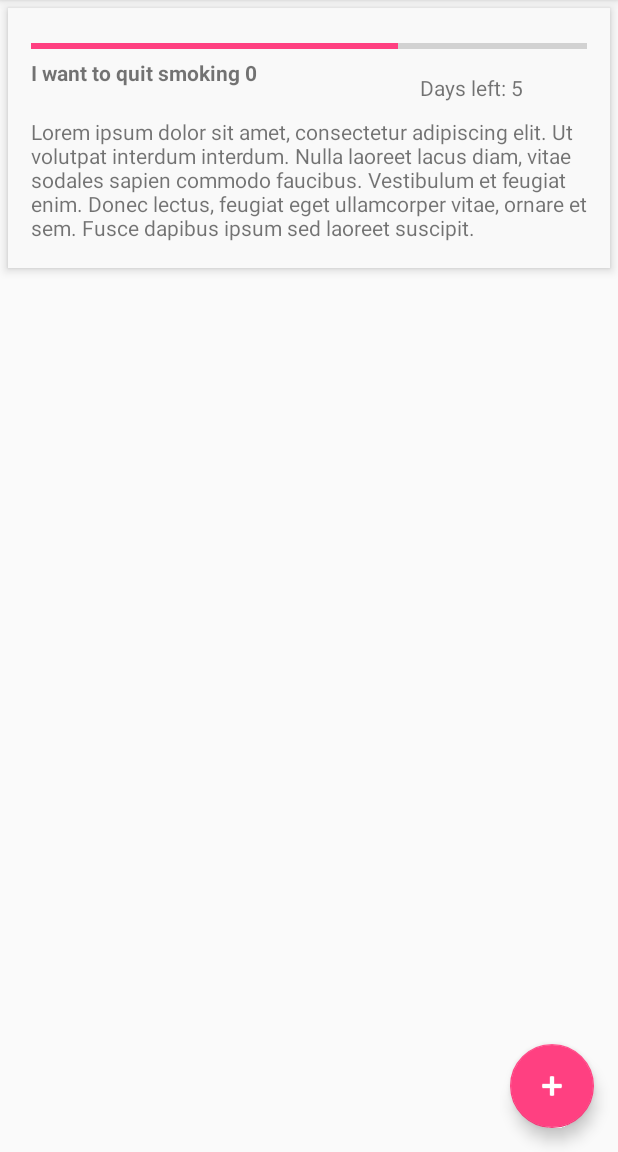
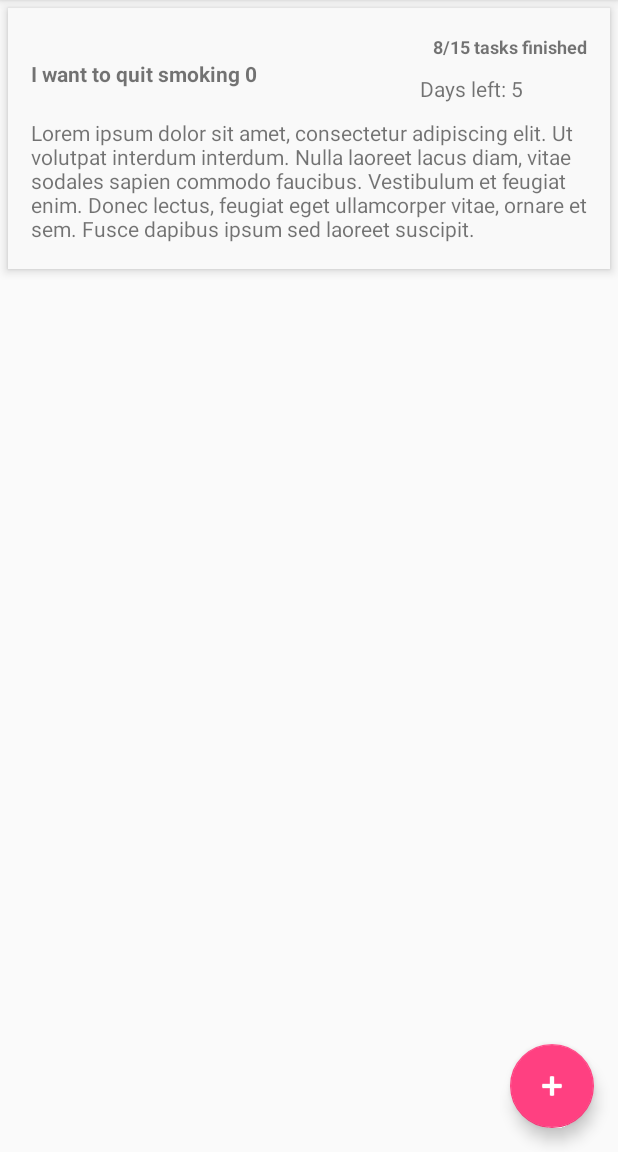
Before and after one commit to NikolaNikushev/Motti, an Android app: the GoalsActivity screen opened directly, with no data from a screen before it, on a phone screen of 412 x 824 dp, the part 84-1236 px from its top. Run offline under Robolectric (Android 15) with nearby library versions, the phone set to English and light mode, and no system bars; network calls fail.

Commit message:
SubGoal Activity

```diff
--- a/Android/MotivationApp/app/src/main/AndroidManifest.xml
+++ b/Android/MotivationApp/app/src/main/AndroidManifest.xml
@@ -9,7 +9,7 @@
         android:supportsRtl="true"
         android:theme="@style/AppTheme">
         <activity
-            android:name=".Home"
+            android:name=".GoalsActivity"
             android:label="@string/app_name"></activity>
 
         <activity android:name=".Login">
@@ -24,7 +24,7 @@
             android:name=".Spinner"
             android:label="@string/title_activity_spinner"
             android:theme="@style/AppTheme.NoActionBar"></activity>
-        <activity android:name=".GoalActivity" />
+        <activity android:name=".SubGoalActivity" />
    </application>
 
 </manifest>
--- a/Android/MotivationApp/app/src/main/java/com/orbit/motti/Goal.java
+++ b/Android/MotivationApp/app/src/main/java/com/orbit/motti/Goal.java
@@ -34,7 +34,8 @@ public class Goal implements Parcelable {
         goalPeriod = in.readInt();
         goalTitle = in.readString();
         goalDescription = in.readString();
-        subGoals = in.createTypedArrayList(SubGoal.CREATOR);
+        subGoals = new ArrayList<>();
+        in.readList(subGoals, SubGoal.class.getClassLoader());
     }
 
     public static final Creator<Goal> CREATOR = new Creator<Goal>() {
@@ -49,14 +50,14 @@ public class Goal implements Parcelable {
         }
     };
 
-    public int getGoalProgress() {
+    public String getGoalProgress() {
         int nrOfTaskFinished = 0;
         for (SubGoal sb : subGoals) {
             if (sb.isFinished()) {
                 nrOfTaskFinished++;
             }
         }
-        return nrOfTaskFinished * 100 / subGoals.size();
+        return String.format("%d/%d tasks finished", nrOfTaskFinished, subGoals.size());
     }
 
     public void addSubGoal(SubGoal subGoal) {
@@ -99,6 +100,6 @@ public class Goal implements Parcelable {
         dest.writeInt(goalPeriod);
         dest.writeString(goalTitle);
         dest.writeString(goalDescription);
-        dest.writeParcelableArray(subGoals.toArray(new SubGoal[subGoals.size()]), flags);
+        dest.writeList(subGoals);
     }
 }
--- a/Android/MotivationApp/app/src/main/java/com/orbit/motti/GoalAdapter.java
+++ b/Android/MotivationApp/app/src/main/java/com/orbit/motti/GoalAdapter.java
@@ -2,23 +2,13 @@ package com.orbit.motti;
 
 import android.content.Context;
 import android.content.Intent;
-import android.graphics.AvoidXfermode;
 import android.graphics.Color;
-import android.graphics.ColorFilter;
-import android.graphics.ColorMatrixColorFilter;
-import android.graphics.PorterDuff;
-import android.graphics.PorterDuffColorFilter;
-import android.support.v7.app.AlertDialog;
 import android.support.v7.widget.CardView;
-import android.support.v7.widget.LinearLayoutManager;
 import android.support.v7.widget.RecyclerView;
-import android.view.Display;
 import android.view.LayoutInflater;
 import android.view.View;
 import android.view.ViewGroup;
-import android.widget.ProgressBar;
 import android.widget.TextView;
-import android.widget.Toast;
 
 
 import java.util.List;
@@ -71,7 +61,7 @@ public class GoalAdapter extends RecyclerView.Adapter<GoalAdapter.GoalViewHolder
         private TextView goalTitleTextView;
         private Goal goal;
         private CardView contentWrapper;
-        private ProgressBar goalProgressBar;
+        private TextView goalProgressTextView;
         private TextView goalDescriptionTextView;
         private TextView goalPeriodLeftTextView;
 
@@ -79,11 +69,11 @@ public class GoalAdapter extends RecyclerView.Adapter<GoalAdapter.GoalViewHolder
             super(itemView);
             contentWrapper = (CardView) itemView.findViewById(R.id.content_wrapper);
             contentWrapper.setOnClickListener(this);
-            contentWrapper.setBackgroundColor(Color.rgb(249,249,249));
-            goalProgressBar=(ProgressBar)itemView.findViewById(R.id.goal_progress_bar);
+            contentWrapper.setBackgroundColor(Color.rgb(249, 249, 249));
             goalTitleTextView = (TextView) itemView.findViewById(R.id.goal_title_text_view);
             goalDescriptionTextView = (TextView) itemView.findViewById(R.id.goal_description_text_view);
             goalPeriodLeftTextView = (TextView) itemView.findViewById(R.id.goal_period_text_view);
+            goalProgressTextView=(TextView)itemView.findViewById(R.id.progress_goal_text_view);
         }
 
         public void bindGoal(Goal pGoal) {
@@ -91,21 +81,15 @@ public class GoalAdapter extends RecyclerView.Adapter<GoalAdapter.GoalViewHolder
             goalTitleTextView.setText(goal.getGoalTitle());
             goalDescriptionTextView.setText(goal.getGoalDescription());
             goalPeriodLeftTextView.setText("Days left: " + goal.getGoalPeriod());
+            goalProgressTextView.setText(goal.getGoalProgress());
 
-            if (goal.getGoalProgress() == 100) {
-                PorterDuffColorFilter colorFilter = new PorterDuffColorFilter(Color.GREEN, PorterDuff.Mode.MULTIPLY);
-                goalProgressBar.getIndeterminateDrawable().setColorFilter(colorFilter);
-            } else {
-                PorterDuffColorFilter colorFilter = new PorterDuffColorFilter(Color.RED, PorterDuff.Mode.MULTIPLY   );
-                goalProgressBar.getIndeterminateDrawable().setColorFilter(colorFilter);
-            }
-            goalProgressBar.setProgress(goal.getGoalProgress());
+
         }
 
         @Override
         public void onClick(View v) {
             Goal g = getGoal(getAdapterPosition());
-            Intent intent = GoalActivity.getIntent(context, g);
+            Intent intent = SubGoalActivity.getIntent(context, g);
             context.startActivity(intent);
         }
     }
--- a/Android/MotivationApp/app/src/main/java/com/orbit/motti/Home.java
+++ b/Android/MotivationApp/app/src/main/java/com/orbit/motti/GoalsActivity.java
@@ -23,7 +23,7 @@ import java.io.InvalidClassException;
 import java.util.ArrayList;
 import java.util.List;
 
-public class Home extends AppCompatActivity {
+public class GoalsActivity extends AppCompatActivity {
     private int lastDeletedPosition = -1;
     private Goal lastDeletedGoal;
     private RecyclerView mRecyclerView;
@@ -31,6 +31,7 @@ public class Home extends AppCompatActivity {
     private TextView firstTimeTextView;
     private GoalAdapter goalSwipeAdapter;
     public static Profile p;
+
     @Override
     protected void onCreate(Bundle savedInstanceState) {
 
@@ -204,15 +205,11 @@ public class Home extends AppCompatActivity {
     private void fillGoals() {
         for (int i = 0; i < 15; i++) {
             Goal g = new Goal("I want to quit smoking " + i, getFillerText(), 4, 5);
-            SubGoal sg = new SubGoal("I want to not go out this Friday", 3);
-            sg.setIsFinished(true);
-            SubGoal sg1 = new SubGoal("I want to not go out this Friday", 3);
-            sg1.setIsFinished(true);
-            SubGoal sg2 = new SubGoal("I want to not go out this Friday", 3);
-            sg2.setIsFinished(false);
-            g.addSubGoal(sg);
-            g.addSubGoal(sg1);
-            g.addSubGoal(sg2);
+            for (int y = 0; y < 15; y++) {
+                SubGoal sg = new SubGoal("I want to smoke only 1 cigarrete today", 4);
+                sg.setIsFinished(y % 2 == 0);
+                g.addSubGoal(sg);
+            }
             goals.add(g);
         }
     }
--- a/Android/MotivationApp/app/src/main/java/com/orbit/motti/Login.java
+++ b/Android/MotivationApp/app/src/main/java/com/orbit/motti/Login.java
@@ -31,11 +31,11 @@ public class Login extends AppCompatActivity {
             @Override
             public void onClick(View v) {
 
-                Intent i = new Intent(getApplicationContext(), Home.class);
+                Intent i = new Intent(getApplicationContext(), GoalsActivity.class);
                 startActivity(i);
 
                 Profile p = new Profile(((EditText) findViewById(R.id.login_edit_text)).getText().toString());
-                Home.p = p;
+                GoalsActivity.p = p;
                 try {
                     p.loadFromDatabase();
                     Intent in = new Intent(getApplicationContext(), Spinner.class);
--- a/Android/MotivationApp/app/src/main/java/com/orbit/motti/SubGoal.java
+++ b/Android/MotivationApp/app/src/main/java/com/orbit/motti/SubGoal.java
@@ -8,20 +8,20 @@ import android.os.Parcelable;
  */
 public class SubGoal implements Parcelable {
 
-    private final String subGoalTitle;
-    private final int subGoalTimePeriod;
+    private  String subGoalTitle;
+    private int subGoalTimePeriod;
     private boolean isFinished;
 
     public SubGoal(String goalTitle, int subGoalTimePeriod) {
+        this.subGoalTimePeriod = subGoalTimePeriod;
         this.subGoalTitle = goalTitle;
         this.isFinished = false;
-        this.subGoalTimePeriod = subGoalTimePeriod;
     }
 
 
     protected SubGoal(Parcel in) {
+        subGoalTimePeriod = in.readInt();
         subGoalTitle = in.readString();
-        subGoalTimePeriod = in.readInt();
         isFinished = in.readByte() != 0;
     }
 
@@ -60,8 +60,8 @@ public class SubGoal implements Parcelable {
 
     @Override
     public void writeToParcel(Parcel dest, int flags) {
+        dest.writeInt(subGoalTimePeriod);
         dest.writeString(subGoalTitle);
-        dest.writeInt(subGoalTimePeriod);
         dest.writeByte((byte) (isFinished ? 1 : 0));
     }
 }
--- a/Android/MotivationApp/app/src/main/res/layout/activity_home.xml
+++ b/Android/MotivationApp/app/src/main/res/layout/activity_home.xml
@@ -5,7 +5,7 @@
     android:layout_width="match_parent"
     android:layout_height="match_parent"
     android:fitsSystemWindows="true"
-    tools:context="com.orbit.motti.Home">
+    tools:context="com.orbit.motti.GoalsActivity">
 
     <include layout="@layout/content_home" />
 
--- a/Android/MotivationApp/app/src/main/res/layout/goal_content_holder.xml
+++ b/Android/MotivationApp/app/src/main/res/layout/goal_content_holder.xml
@@ -21,11 +21,14 @@
             android:layout_width="match_parent"
             android:layout_height="match_parent"
             android:orientation="vertical">
-            <ProgressBar
-                android:id="@+id/goal_progress_bar"
-                style="@style/Widget.AppCompat.ProgressBar.Horizontal"
-                android:layout_width="match_parent"
-                android:layout_height="wrap_content"/>
+           <TextView
+               android:layout_width="wrap_content"
+               android:layout_height="wrap_content"
+             android:id="@+id/progress_goal_text_view"
+               android:textSize="12sp"
+               android:textAppearance="?android:attr/textAppearanceSmall"
+               android:textStyle="bold"
+               android:layout_gravity="right"/>
             <LinearLayout
                 android:layout_width="match_parent"
                 android:layout_height="wrap_content"
@@ -55,6 +58,4 @@
              </LinearLayout>
         </LinearLayout>
     </android.support.v7.widget.CardView>
-
-
 </LinearLayout>
--- a/Android/MotivationApp/app/src/main/res/menu/menu_home.xml
+++ b/Android/MotivationApp/app/src/main/res/menu/menu_home.xml
@@ -1,7 +1,7 @@
 <menu xmlns:android="http://schemas.android.com/apk/res/android"
     xmlns:app="http://schemas.android.com/apk/res-auto"
     xmlns:tools="http://schemas.android.com/tools"
-    tools:context="com.orbit.motti.Home">
+    tools:context="com.orbit.motti.GoalsActivity">
     <item
         android:id="@+id/action_settings"
         android:orderInCategory="100"
```
Also changed, not shown: Android/MotivationApp/app/src/main/java/com/orbit/motti/SubGoalActivity.java (renamed from Android/MotivationApp/app/src/main/java/com/orbit/motti/GoalActivity.java, +11 -2 lines), Android/MotivationApp/app/src/main/java/com/orbit/motti/SubGoalAdapter.java (added, +55 -0 lines), Android/MotivationApp/app/src/main/res/layout/activity_login.xml (+35 -27 lines), Android/MotivationApp/app/src/main/res/layout/activity_subgoal.xml (+35 -55 lines), Android/MotivationApp/app/src/main/res/layout/sub_goal_content_holder.xml (added, +28 -0 lines), 1 other file.
